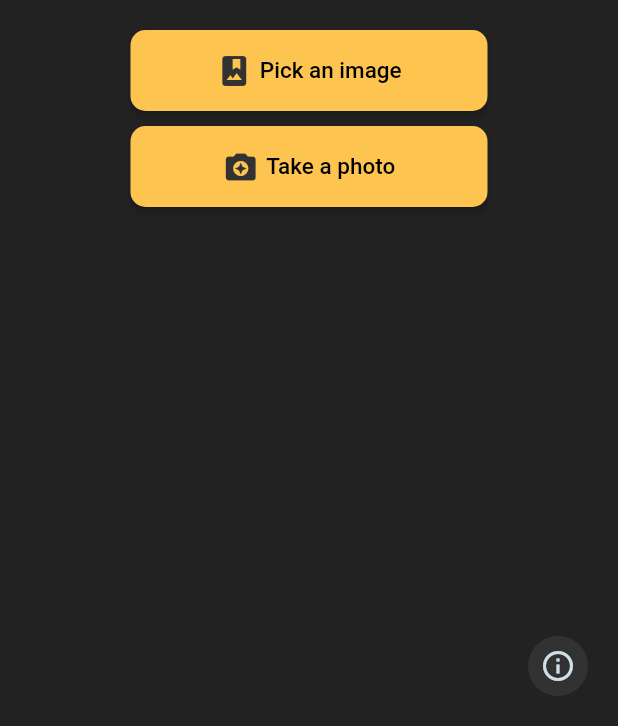
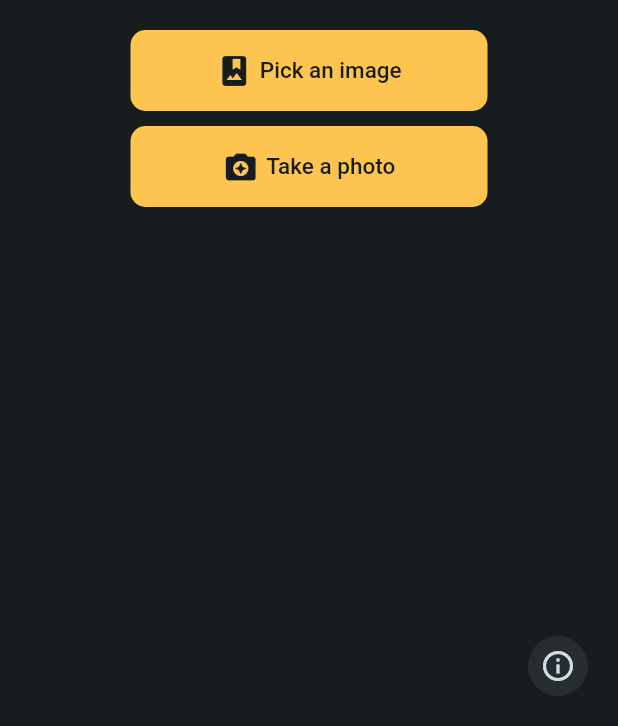
Before and after one commit to sourhub226/flutter-cats-dogs-CNN, a Flutter app: the screen it shows after launch, on a phone screen of 412 x 824 dp, the part 510-1236 px from its top. Run offline on Flutter 3.47's test engine with Material 2 defaults, Android fonts, the phone set to English and light mode, and no system bars; our stand-ins replace image_picker, splashscreen; missing offline and left inert: tflite.

Commit message:
UI color change

```diff
--- a/lib/home.dart
+++ b/lib/home.dart
@@ -221,6 +221,7 @@ class _HomeState extends State<Home> {
                     children: [
                       ElevatedButton(
                         style: ButtonStyle(
+                          elevation: MaterialStateProperty.all(0),
                           backgroundColor: MaterialStateProperty.all<Color>(
                               Theme.of(context).accentColor),
                           shape:
@@ -242,13 +243,13 @@ class _HomeState extends State<Home> {
                                   padding: const EdgeInsets.only(right: 5.0),
                                   child: Icon(
                                     Icons.photo_album,
-                                    color: Theme.of(context).primaryColor,
+                                    color: Theme.of(context).canvasColor,
                                   ),
                                 ),
                                 Text(
                                   "Pick an image",
                                   style: TextStyle(
-                                    color: Colors.black,
+                                    color: Theme.of(context).canvasColor,
                                     fontSize: 15,
                                   ),
                                 ),
@@ -262,6 +263,7 @@ class _HomeState extends State<Home> {
                       ),
                       ElevatedButton(
                         style: ButtonStyle(
+                          elevation: MaterialStateProperty.all(0),
                           backgroundColor: MaterialStateProperty.all<Color>(
                               Theme.of(context).accentColor),
                           shape:
@@ -283,13 +285,13 @@ class _HomeState extends State<Home> {
                                   padding: const EdgeInsets.only(right: 5.0),
                                   child: Icon(
                                     Icons.camera_enhance,
-                                    color: Theme.of(context).primaryColor,
+                                    color: Theme.of(context).canvasColor,
                                   ),
                                 ),
                                 Text(
                                   "Take a photo",
                                   style: TextStyle(
-                                    color: Colors.black,
+                                    color: Theme.of(context).canvasColor,
                                     fontSize: 15,
                                   ),
                                 ),
--- a/lib/main.dart
+++ b/lib/main.dart
@@ -8,8 +8,8 @@ void main() {
 class MyApp extends StatelessWidget {
   static const labelColor = Color(0xFFcfdfe8);
   static const accentColor = Color(0xfffdc550);
-  static const appBarColor = Color(0xff323232);
-  static const canvasColor = Color(0xff222222);
+  static const appBarColor = Color(0xff272c2e);
+  static const canvasColor = Color(0xff171c1e);
 
   @override
   Widget build(BuildContext context) {
--- a/pubspec.yaml
+++ b/pubspec.yaml
@@ -44,7 +44,7 @@ flutter_icons:
     android: true
     ios: true
     image_path: "assets/icons/launcher_icon_default.png"
-    adaptive_icon_background: "#222222"
+    adaptive_icon_background: "#171c1e"
     adaptive_icon_foreground: "assets/icons/adaptive_icon_foreground.png"
 # For information on the generic Dart part of this file, see the
 # following page: https://dart.dev/tools/pub/pubspec
```
Also changed, not shown: assets/icons/launcher_icon_default.png, 21 other files.
